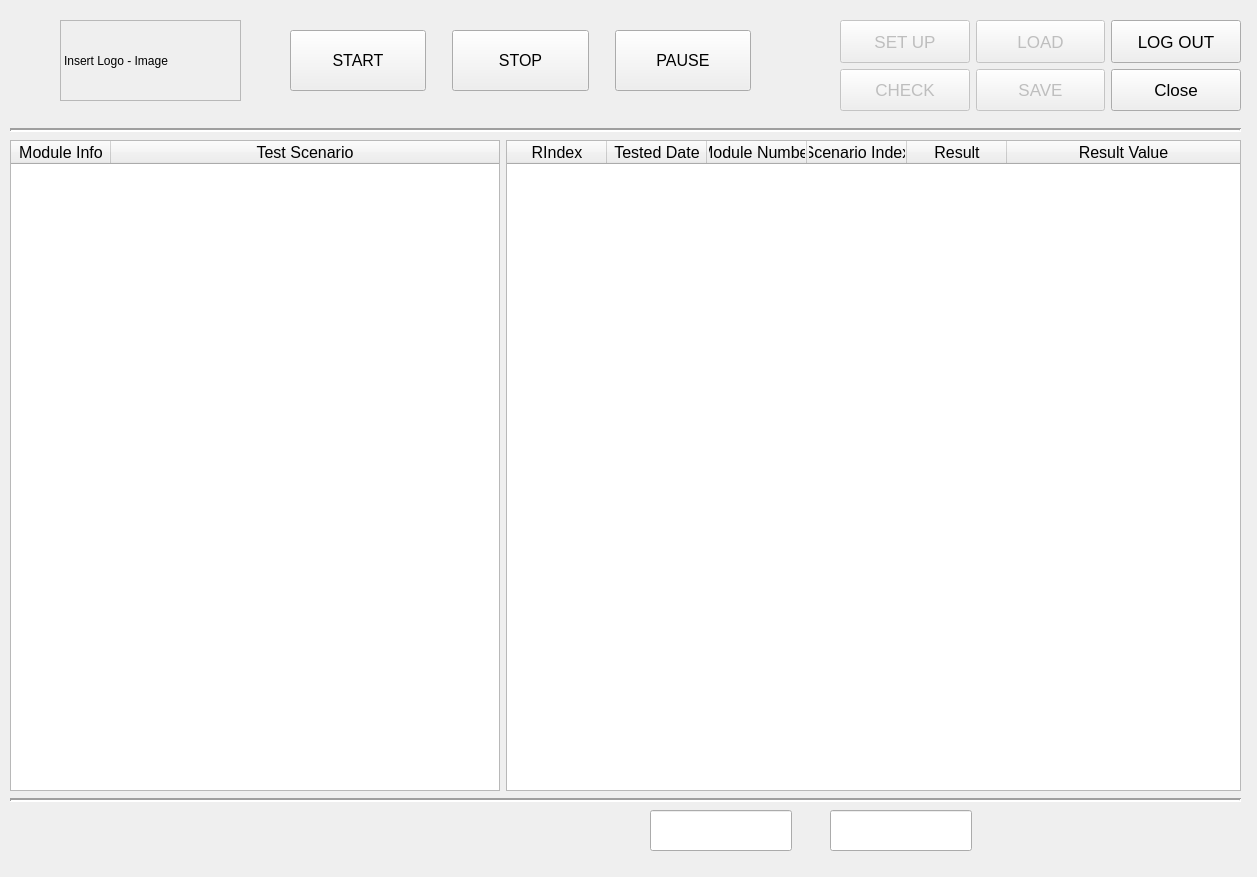
This is siteApps/CDMSTester/CDMSTesterApp/project/Tester.ui in Sangil-Lee/Work as Qt 5 draws it before an edit. The edited form follows.
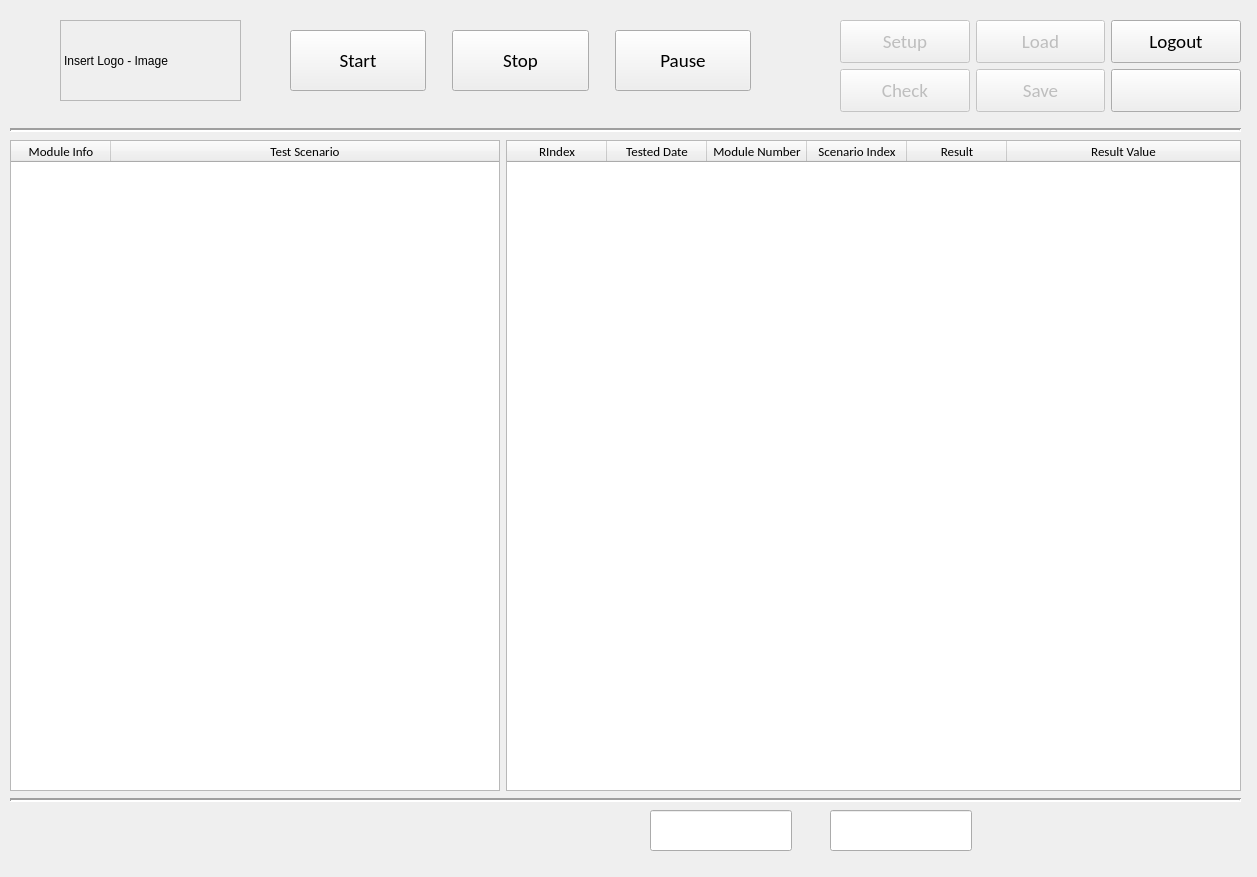
This is the edited form. Icons and pictures are not drawn. Custom widgets are drawn as their Qt base class.

The edit to the form file:
```diff
--- a/siteApps/CDMSTester/CDMSTesterApp/project/Tester.ui
+++ b/siteApps/CDMSTester/CDMSTesterApp/project/Tester.ui
@@ -82,7 +82,7 @@
      <x>1050</x>
      <y>820</y>
      <width>191</width>
-     <height>31</height>
+     <height>21</height>
     </rect>
    </property>
    <property name="showText">
@@ -118,11 +118,22 @@
       </property>
       <property name="font">
        <font>
-        <pointsize>12</pointsize>
+        <family>Calibri</family>
+        <pointsize>14</pointsize>
        </font>
       </property>
       <property name="text">
-       <string>START</string>
+       <string>Start</string>
+      </property>
+      <property name="icon">
+       <iconset>
+        <normaloff>../../bin/windows-x64-mingw/start-64.png</normaloff>../../bin/windows-x64-mingw/start-64.png</iconset>
+      </property>
+      <property name="iconSize">
+       <size>
+        <width>32</width>
+        <height>32</height>
+       </size>
       </property>
      </widget>
     </item>
@@ -152,11 +163,22 @@
       </property>
       <property name="font">
        <font>
-        <pointsize>12</pointsize>
+        <family>Calibri</family>
+        <pointsize>14</pointsize>
        </font>
       </property>
       <property name="text">
-       <string>STOP</string>
+       <string>Stop</string>
+      </property>
+      <property name="icon">
+       <iconset>
+        <normaloff>../../bin/windows-x64-mingw/중지-48.png</normaloff>../../bin/windows-x64-mingw/중지-48.png</iconset>
+      </property>
+      <property name="iconSize">
+       <size>
+        <width>32</width>
+        <height>32</height>
+       </size>
       </property>
      </widget>
     </item>
@@ -186,11 +208,22 @@
       </property>
       <property name="font">
        <font>
-        <pointsize>12</pointsize>
+        <family>Calibri</family>
+        <pointsize>14</pointsize>
        </font>
       </property>
       <property name="text">
-       <string>PAUSE</string>
+       <string>Pause</string>
+      </property>
+      <property name="icon">
+       <iconset>
+        <normaloff>../../bin/windows-x64-mingw/중지-64.png</normaloff>../../bin/windows-x64-mingw/중지-64.png</iconset>
+      </property>
+      <property name="iconSize">
+       <size>
+        <width>32</width>
+        <height>32</height>
+       </size>
       </property>
      </widget>
     </item>
@@ -202,7 +235,7 @@
      <x>840</x>
      <y>20</y>
      <width>401</width>
-     <height>91</height>
+     <height>92</height>
     </rect>
    </property>
    <layout class="QVBoxLayout" name="verticalLayout">
@@ -221,11 +254,22 @@
         </property>
         <property name="font">
          <font>
-          <pointsize>13</pointsize>
+          <family>Calibri</family>
+          <pointsize>14</pointsize>
          </font>
         </property>
         <property name="text">
-         <string>SET UP</string>
+         <string>Setup</string>
+        </property>
+        <property name="icon">
+         <iconset>
+          <normaloff>../../bin/windows-x64-mingw/setup-50.png</normaloff>../../bin/windows-x64-mingw/setup-50.png</iconset>
+        </property>
+        <property name="iconSize">
+         <size>
+          <width>32</width>
+          <height>32</height>
+         </size>
         </property>
        </widget>
       </item>
@@ -242,11 +286,22 @@
         </property>
         <property name="font">
          <font>
-          <pointsize>13</pointsize>
+          <family>Calibri</family>
+          <pointsize>14</pointsize>
          </font>
         </property>
         <property name="text">
-         <string>LOAD</string>
+         <string>Load</string>
+        </property>
+        <property name="icon">
+         <iconset>
+          <normaloff>../../bin/windows-x64-mingw/load-50.png</normaloff>../../bin/windows-x64-mingw/load-50.png</iconset>
+        </property>
+        <property name="iconSize">
+         <size>
+          <width>32</width>
+          <height>32</height>
+         </size>
         </property>
        </widget>
       </item>
@@ -260,11 +315,22 @@
         </property>
         <property name="font">
          <font>
-          <pointsize>13</pointsize>
+          <family>Calibri</family>
+          <pointsize>14</pointsize>
          </font>
         </property>
         <property name="text">
-         <string>LOG OUT</string>
+         <string>Logout</string>
+        </property>
+        <property name="icon">
+         <iconset>
+          <normaloff>logout-50.png</normaloff>logout-50.png</iconset>
+        </property>
+        <property name="iconSize">
+         <size>
+          <width>24</width>
+          <height>24</height>
+         </size>
         </property>
        </widget>
       </item>
@@ -285,11 +351,22 @@
         </property>
         <property name="font">
          <font>
-          <pointsize>13</pointsize>
+          <family>Calibri</family>
+          <pointsize>14</pointsize>
          </font>
         </property>
         <property name="text">
-         <string>CHECK</string>
+         <string>Check</string>
+        </property>
+        <property name="icon">
+         <iconset>
+          <normaloff>../../bin/windows-x64-mingw/check-64.png</normaloff>../../bin/windows-x64-mingw/check-64.png</iconset>
+        </property>
+        <property name="iconSize">
+         <size>
+          <width>24</width>
+          <height>24</height>
+         </size>
         </property>
        </widget>
       </item>
@@ -306,11 +383,22 @@
         </property>
         <property name="font">
          <font>
-          <pointsize>13</pointsize>
+          <family>Calibri</family>
+          <pointsize>14</pointsize>
          </font>
         </property>
         <property name="text">
-         <string>SAVE</string>
+         <string>Save</string>
+        </property>
+        <property name="icon">
+         <iconset>
+          <normaloff>../../bin/windows-x64-mingw/save-50.png</normaloff>../../bin/windows-x64-mingw/save-50.png</iconset>
+        </property>
+        <property name="iconSize">
+         <size>
+          <width>32</width>
+          <height>32</height>
+         </size>
         </property>
        </widget>
       </item>
@@ -324,11 +412,22 @@
         </property>
         <property name="font">
          <font>
-          <pointsize>13</pointsize>
+          <family>Calibri</family>
+          <pointsize>14</pointsize>
          </font>
         </property>
         <property name="text">
-         <string>Close</string>
+         <string/>
+        </property>
+        <property name="icon">
+         <iconset>
+          <normaloff>../../bin/windows-x64-mingw/close-64.png</normaloff>../../bin/windows-x64-mingw/close-64.png</iconset>
+        </property>
+        <property name="iconSize">
+         <size>
+          <width>24</width>
+          <height>24</height>
+         </size>
         </property>
        </widget>
       </item>
@@ -428,9 +527,16 @@
      <widget class="QTableWidget" name="scenTable">
       <property name="font">
        <font>
-        <pointsize>12</pointsize>
+        <family>Calibri</family>
+        <pointsize>10</pointsize>
        </font>
       </property>
+      <attribute name="horizontalHeaderCascadingSectionResizes">
+       <bool>true</bool>
+      </attribute>
+      <attribute name="horizontalHeaderShowSortIndicator" stdset="0">
+       <bool>true</bool>
+      </attribute>
       <attribute name="horizontalHeaderStretchLastSection">
        <bool>true</bool>
       </attribute>
@@ -453,7 +559,8 @@
      <widget class="QTableWidget" name="resultTable">
       <property name="font">
        <font>
-        <pointsize>12</pointsize>
+        <family>Calibri</family>
+        <pointsize>10</pointsize>
        </font>
       </property>
       <attribute name="horizontalHeaderStretchLastSection">
```
Left out of the diff: 4 changed lines with no effect on the pictures.
